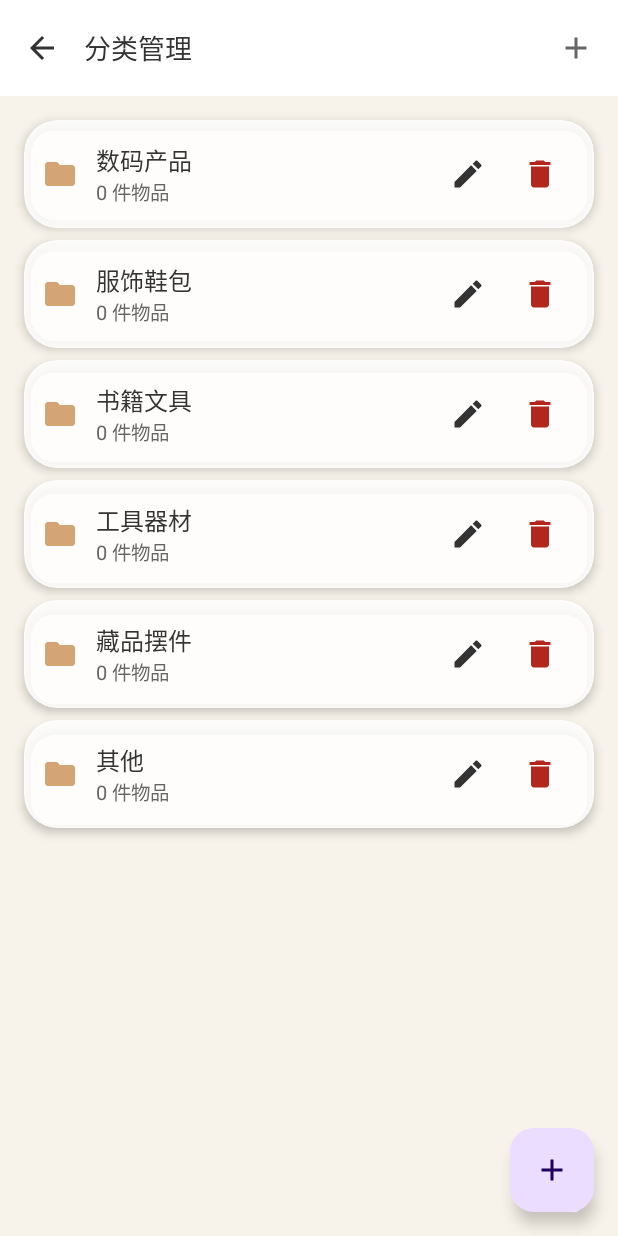
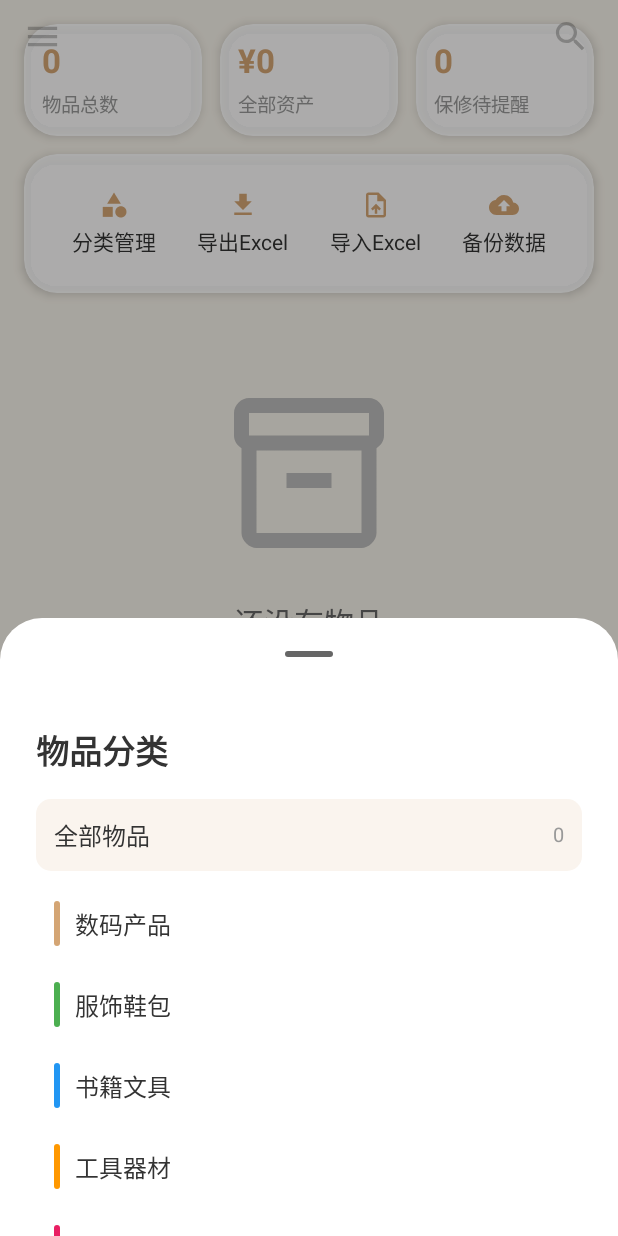
Before and after one commit to nanji0710/LootArchive, an Android app built with Jetpack Compose: the screen it shows after launch (MainActivity), after a tap on "菜单", on a phone screen of 412 x 824 dp. Run offline under Robolectric (Android 15) with nearby library versions, the light colour scheme and no system bars; our stand-ins replace Dagger/Hilt's generated code, Room's generated code.

Commit message:
fix: v2.3.3 汉堡菜单→分类筛选底部弹出
- 汉堡菜单改为弹出 ModalBottomSheet 显示分类列表
- 点击分类筛选首页物品，而非跳转分类管理页
- 「全部物品」+ 各分类（彩色标识条）
- 选中分类后自动关闭，首页实时过滤

```diff
--- a/app/build.gradle.kts
+++ b/app/build.gradle.kts
@@ -14,8 +14,8 @@ android {
         applicationId = "com.nanji.lootarchive"
         minSdk = 31
         targetSdk = 36
-        versionCode = 19
-        versionName = "2.3.2"
+        versionCode = 20
+        versionName = "2.3.3"
 
         testInstrumentationRunner = "androidx.test.runner.AndroidJUnitRunner"
     }
--- a/app/src/main/java/com/nanji/lootarchive/ui/MainScreen.kt
+++ b/app/src/main/java/com/nanji/lootarchive/ui/MainScreen.kt
@@ -2,6 +2,8 @@ package com.nanji.lootarchive.ui
 
 import androidx.activity.compose.BackHandler
 import androidx.compose.foundation.layout.*
+import androidx.compose.foundation.shape.RoundedCornerShape
+import androidx.compose.ui.graphics.Color
 import androidx.compose.material.icons.Icons
 import androidx.compose.material.icons.filled.*
 import androidx.compose.material.icons.outlined.*
@@ -23,6 +25,9 @@ import com.nanji.lootarchive.ui.settings.SettingsScreen
 import com.nanji.lootarchive.ui.statistics.StatisticsScreen
 import coil.compose.AsyncImage
 import com.nanji.lootarchive.data.repository.SettingsRepository
+import androidx.hilt.navigation.compose.hiltViewModel
+import com.nanji.lootarchive.ui.component.CategoryDrawerViewModel
+import com.nanji.lootarchive.ui.theme.ChartColors
 import com.nanji.lootarchive.ui.theme.Primary
 import com.nanji.lootarchive.ui.theme.TextAuxiliary
 import com.nanji.lootarchive.ui.theme.TextPrimary
@@ -36,6 +41,7 @@ enum class MainTab(val label: String, val selectedIcon: ImageVector, val unselec
 // 简易页面路由（替代 NavHost，根除闪退）
 private object Route { const val HOME="home"; const val STATS="stats"; const val MY="my"; const val ADD="add"; const val DETAIL="detail"; const val SEARCH="search"; const val SETTINGS="settings"; const val CATEGORY="category"; const val BACKUP="backup" }
 
+@OptIn(ExperimentalMaterial3Api::class)
 @Composable
 fun MainScreen() {
     var currentTab by remember { mutableIntStateOf(0) }
@@ -43,6 +49,7 @@ fun MainScreen() {
     var detailItemId by remember { mutableStateOf(0L) }
     var editItemId by remember { mutableStateOf<Long?>(null) }
     var drawerCategoryFilter by remember { mutableStateOf<Pair<Long, String>?>(null) }
+    var showCategorySheet by remember { mutableStateOf(false) }
     val backStack = remember { mutableListOf<String>() }
 
     fun navigate(route: String) { backStack.add(currentRoute); currentRoute = route }
@@ -109,8 +116,8 @@ fun MainScreen() {
                             onImportExcel = { navigate(Route.BACKUP) },
                             onBackupData = { navigate(Route.BACKUP) }
                         )
-                        // 悬浮菜单（左上）→ 分类管理
-                        IconButton(onClick={navigate(Route.CATEGORY)}, modifier=Modifier.align(Alignment.TopStart).padding(top=4.dp,start=8.dp).size(40.dp)) {
+                        // 悬浮菜单（左上）→ 分类筛选底部弹出
+                        IconButton(onClick={showCategorySheet=true}, modifier=Modifier.align(Alignment.TopStart).padding(top=4.dp,start=8.dp).size(40.dp)) {
                             Icon(Icons.Filled.Menu,"菜单",tint=TextPrimary().copy(alpha=0.30f),modifier=Modifier.size(26.dp))
                         }
                         // 悬浮搜索（右上）
@@ -159,4 +166,69 @@ fun MainScreen() {
             }
         }
     }
+
+    // 分类筛选底部弹出
+    if (showCategorySheet) {
+        ModalBottomSheet(
+            onDismissRequest = { showCategorySheet = false },
+            containerColor = MaterialTheme.colorScheme.surface
+        ) {
+            CategoryFilterSheet(
+                selectedFilter = drawerCategoryFilter,
+                onCategorySelected = { id, name ->
+                    drawerCategoryFilter = if (id == -1L) null else Pair(id, name)
+                    showCategorySheet = false
+                }
+            )
+        }
+    }
 }
+
+@OptIn(ExperimentalMaterial3Api::class)
+@Composable
+private fun CategoryFilterSheet(
+    selectedFilter: Pair<Long, String>?,
+    onCategorySelected: (Long, String) -> Unit
+) {
+    val viewModel: CategoryDrawerViewModel = hiltViewModel()
+    val state by viewModel.uiState.collectAsState()
+
+    Column(Modifier.padding(24.dp).fillMaxWidth()) {
+        Text("物品分类", fontSize = 22.sp, fontWeight = FontWeight.Bold, color = TextPrimary())
+        Spacer(Modifier.height(16.dp))
+
+        // 全部物品
+        Surface(
+            onClick = { onCategorySelected(-1L, "全部物品") },
+            modifier = Modifier.fillMaxWidth(),
+            shape = RoundedCornerShape(10.dp),
+            color = if (selectedFilter == null) Primary().copy(alpha = 0.12f) else Color.Transparent
+        ) {
+            Row(Modifier.padding(12.dp), verticalAlignment = Alignment.CenterVertically) {
+                Text("全部物品", fontSize = 16.sp, color = TextPrimary(), modifier = Modifier.weight(1f))
+                Text("${state.totalItemCount}", fontSize = 13.sp, color = TextAuxiliary())
+            }
+        }
+
+        Spacer(Modifier.height(8.dp))
+
+        state.categories.forEachIndexed { index, cat ->
+            val color = ChartColors[index % ChartColors.size]
+            val isSelected = selectedFilter?.first == cat.id
+            Surface(
+                onClick = { onCategorySelected(cat.id, cat.name) },
+                modifier = Modifier.fillMaxWidth(),
+                shape = RoundedCornerShape(10.dp),
+                color = if (isSelected) color.copy(alpha = 0.12f) else Color.Transparent
+            ) {
+                Row(Modifier.padding(12.dp), verticalAlignment = Alignment.CenterVertically) {
+                    Surface(Modifier.width(4.dp).height(30.dp), RoundedCornerShape(2.dp), color = color) {}
+                    Spacer(Modifier.width(10.dp))
+                    Text(cat.name, fontSize = 16.sp, color = TextPrimary(), modifier = Modifier.weight(1f))
+                }
+            }
+        }
+
+        Spacer(Modifier.height(24.dp))
+    }
+}
```
